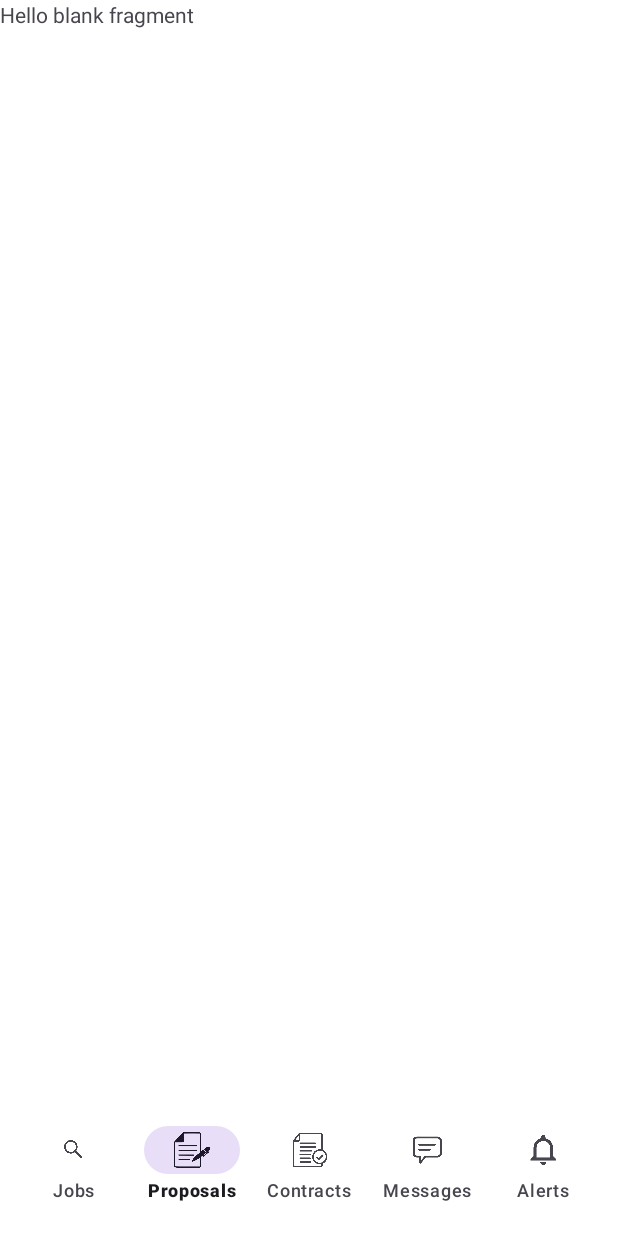
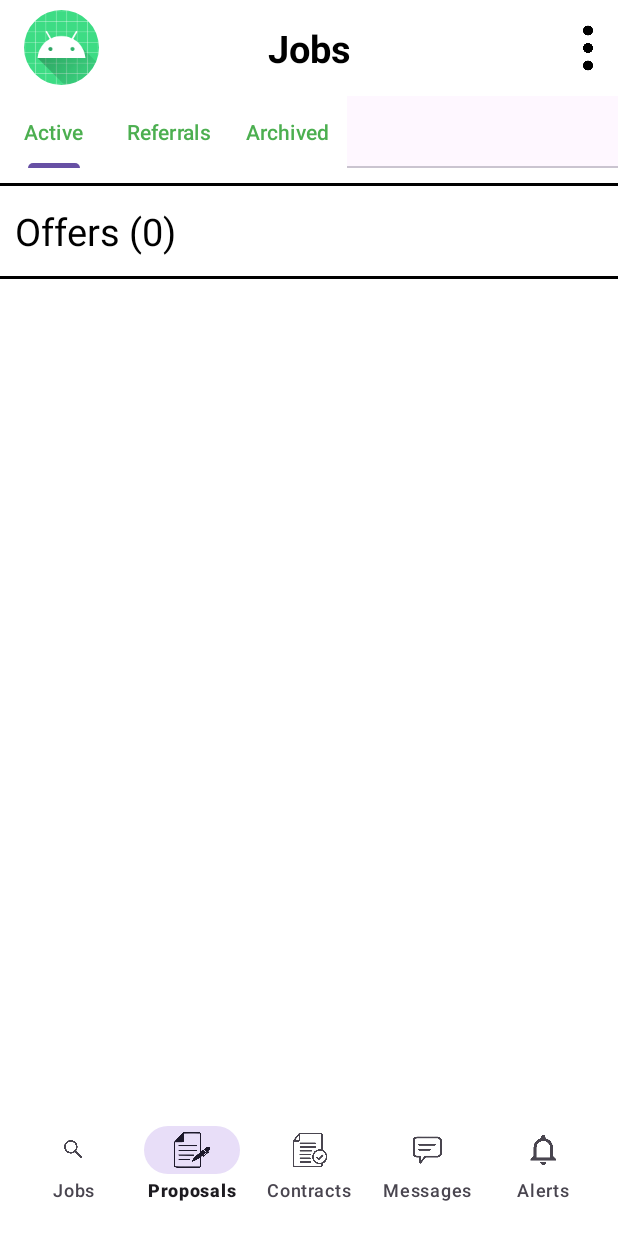
Before and after one commit to behzod234963/UpworkClone, an Android app: the Proposals screen opened through its navigation route, on a phone screen of 412 x 824 dp. Run offline under Robolectric (Android 15) with nearby library versions, the phone set to English and light mode, and no system bars; our stand-ins replace navigation-ui.

```diff
--- a/app/src/main/java/com/example/linkedin/UI/Activities/MainActivity.kt
+++ b/app/src/main/java/com/example/linkedin/UI/Activities/MainActivity.kt
@@ -2,6 +2,7 @@ package com.example.linkedin.UI.Activities
 
 import androidx.appcompat.app.AppCompatActivity
 import android.os.Bundle
+import android.widget.TextView
 import androidx.navigation.fragment.NavHostFragment
 import androidx.navigation.ui.setupWithNavController
 import com.example.linkedin.R
@@ -22,6 +23,7 @@ class MainActivity : AppCompatActivity() {
         val navController=navHost.navController
         val bnvBNV:BottomNavigationView=findViewById(R.id.bnvBottomNavigation)
         bnvBNV.setupWithNavController(navController)
+        val tvTitle:TextView=findViewById(R.id.title_main)
 
     }
 }
--- /dev/null
+++ b/app/src/main/java/com/example/linkedin/UI/Adapter/ActiveAdapter.kt
@@ -0,0 +1,40 @@
+package com.example.linkedin.UI.Adapter
+
+import android.content.Context
+import android.view.LayoutInflater
+import android.view.View
+import android.view.ViewGroup
+import android.widget.TextView
+import androidx.recyclerview.widget.RecyclerView
+import com.example.linkedin.R
+import com.example.linkedin.UI.Model.ActiveModel
+
+class ActiveAdapter(val list: ArrayList<ActiveModel>, requireContext: Context):RecyclerView.Adapter<ActiveAdapter.ActiveViewHolder>() {
+
+    class ActiveViewHolder(view: View):RecyclerView.ViewHolder(view){
+
+        val tvText:TextView=view.findViewById(R.id.tvText_active)
+
+    }
+
+    override fun onCreateViewHolder(parent: ViewGroup, viewType: Int): ActiveViewHolder {
+
+        return ActiveViewHolder(LayoutInflater.from(parent.context).inflate(R.layout.item_active,parent,false))
+
+    }
+
+    override fun getItemCount(): Int {
+
+        return list.size
+
+    }
+
+    override fun onBindViewHolder(holder: ActiveViewHolder, position: Int) {
+
+        val l=list[position]
+
+        holder.tvText.text=l.text
+
+    }
+
+}
--- /dev/null
+++ b/app/src/main/java/com/example/linkedin/UI/Adapter/ViewPagerAdapter.kt
@@ -0,0 +1,26 @@
+package com.example.linkedin.UI.Adapter
+
+import androidx.fragment.app.Fragment
+import androidx.fragment.app.FragmentManager
+import androidx.fragment.app.FragmentPagerAdapter
+
+class ViewPagerAdapter(private val frlist:ArrayList<Fragment>, private val title:ArrayList<String>, fr:FragmentManager):FragmentPagerAdapter(fr) {
+    override fun getCount(): Int {
+
+        return frlist.size
+
+    }
+
+    override fun getItem(position: Int): Fragment {
+
+        return frlist[position]
+
+    }
+
+    override fun getPageTitle(position: Int): CharSequence? {
+
+        return title[position]
+
+    }
+
+}
--- /dev/null
+++ b/app/src/main/java/com/example/linkedin/UI/Fragments/ActiveProposals.kt
@@ -0,0 +1,52 @@
+package com.example.linkedin.UI.Fragments
+
+import android.os.Bundle
+import androidx.fragment.app.Fragment
+import android.view.LayoutInflater
+import android.view.View
+import android.view.ViewGroup
+import androidx.recyclerview.widget.LinearLayoutManager
+import androidx.recyclerview.widget.RecyclerView
+import com.example.linkedin.R
+import com.example.linkedin.UI.Adapter.ActiveAdapter
+import com.example.linkedin.UI.Model.ActiveModel
+
+class ActiveProposals : Fragment() {
+
+    private lateinit var list:ArrayList<ActiveModel>
+
+    override fun onCreateView(
+        inflater: LayoutInflater, container: ViewGroup?,
+        savedInstanceState: Bundle?
+    ): View? {
+        // Inflate the layout for this fragment
+        return inflater.inflate(R.layout.fragment_active_proposals, container, false)
+    }
+
+    override fun onViewCreated(view: View, savedInstanceState: Bundle?) {
+
+        initView(view)
+
+    }
+
+    private fun initView(view: View) {
+
+        loadList()
+        val rvActice:RecyclerView=view.findViewById(R.id.rvActive)
+        rvActice.adapter=ActiveAdapter(list,requireContext())
+        rvActice.layoutManager=LinearLayoutManager(requireContext(),LinearLayoutManager.VERTICAL,false)
+
+    }
+
+    private fun loadList() {
+
+        list=ArrayList()
+
+        list.add(ActiveModel("Offers (0)"))
+        list.add(ActiveModel("Invitations to interview (0)"))
+        list.add(ActiveModel("Active proposals (0)"))
+        list.add(ActiveModel("Submitted proposals (0)"))
+
+    }
+
+}
--- a/app/src/main/java/com/example/linkedin/UI/Fragments/Proposals.kt
+++ b/app/src/main/java/com/example/linkedin/UI/Fragments/Proposals.kt
@@ -5,56 +5,50 @@ import androidx.fragment.app.Fragment
 import android.view.LayoutInflater
 import android.view.View
 import android.view.ViewGroup
+import androidx.viewpager.widget.ViewPager
 import com.example.linkedin.R
+import com.example.linkedin.UI.Adapter.ViewPagerAdapter
+import com.google.android.material.tabs.TabLayout
 
-// TODO: Rename parameter arguments, choose names that match
-// the fragment initialization parameters, e.g. ARG_ITEM_NUMBER
-private const val ARG_PARAM1 = "param1"
-private const val ARG_PARAM2 = "param2"
+class Proposals : Fragment() {
 
-/**
- * A simple [Fragment] subclass.
- * Use the [Proposals.newInstance] factory method to
- * create an instance of this fragment.
- */
-class Proposals : Fragment() {
-    // TODO: Rename and change types of parameters
-    private var param1: String? = null
-    private var param2: String? = null
-
-    override fun onCreate(savedInstanceState: Bundle?) {
-        super.onCreate(savedInstanceState)
-        arguments?.let {
-            param1 = it.getString(ARG_PARAM1)
-            param2 = it.getString(ARG_PARAM2)
-        }
-    }
-
-    override fun onCreateView(
-        inflater: LayoutInflater, container: ViewGroup?,
-        savedInstanceState: Bundle?
-    ): View? {
+    lateinit var vplist:ArrayList<Fragment>
+    lateinit var titlelist:ArrayList<String>
+    private lateinit var vpAdapter:ViewPagerAdapter
+    override fun onCreateView(inflater: LayoutInflater, container: ViewGroup?, savedInstanceState: Bundle?): View? {
         // Inflate the layout for this fragment
         return inflater.inflate(R.layout.fragment_proposals, container, false)
     }
 
-    companion object {
-        /**
-         * Use this factory method to create a new instance of
-         * this fragment using the provided parameters.
-         *
-         * @param param1 Parameter 1.
-         * @param param2 Parameter 2.
-         * @return A new instance of fragment Proposals.
-         */
-        // TODO: Rename and change types and number of parameters
-        @JvmStatic
-        fun newInstance(param1: String, param2: String) =
-            Proposals().apply {
-                arguments = Bundle().apply {
-                    putString(ARG_PARAM1, param1)
-                    putString(ARG_PARAM2, param2)
-                }
-            }
+    override fun onViewCreated(view: View, savedInstanceState: Bundle?) {
+
+        initView(view)
+
     }
+
+    private fun initView(view: View) {
+
+       loadlist()
+
+        val vpViewPager: ViewPager? = view.findViewById(R.id.vpViewPager)
+        val tlTab: TabLayout? = view.findViewById(R.id.tlTab)
+        tlTab?.setupWithViewPager(vpViewPager)
+        vpAdapter= fragmentManager?.let { ViewPagerAdapter(vplist,titlelist, it) }!!
+        vpViewPager?.adapter=vpAdapter
+
+    }
+
+    private fun loadlist() {
+        vplist= ArrayList()
+        titlelist= ArrayList()
+
+        titlelist.add("Active")
+        vplist.add(ActiveProposals())
+        titlelist.add("Referrals")
+        vplist.add(ReferralsProposals())
+        titlelist.add("Archived")
+        vplist.add(ArchivedProposals())
+
+    }
+
 }
--- /dev/null
+++ b/app/src/main/java/com/example/linkedin/UI/Fragments/ReferralsProposals.kt
@@ -0,0 +1,60 @@
+package com.example.linkedin.UI.Fragments
+
+import android.os.Bundle
+import androidx.fragment.app.Fragment
+import android.view.LayoutInflater
+import android.view.View
+import android.view.ViewGroup
+import com.example.linkedin.R
+
+// TODO: Rename parameter arguments, choose names that match
+// the fragment initialization parameters, e.g. ARG_ITEM_NUMBER
+private const val ARG_PARAM1 = "param1"
+private const val ARG_PARAM2 = "param2"
+
+/**
+ * A simple [Fragment] subclass.
+ * Use the [ReferralsProposals.newInstance] factory method to
+ * create an instance of this fragment.
+ */
+class ReferralsProposals : Fragment() {
+    // TODO: Rename and change types of parameters
+    private var param1: String? = null
+    private var param2: String? = null
+
+    override fun onCreate(savedInstanceState: Bundle?) {
+        super.onCreate(savedInstanceState)
+        arguments?.let {
+            param1 = it.getString(ARG_PARAM1)
+            param2 = it.getString(ARG_PARAM2)
+        }
+    }
+
+    override fun onCreateView(
+        inflater: LayoutInflater, container: ViewGroup?,
+        savedInstanceState: Bundle?
+    ): View? {
+        // Inflate the layout for this fragment
+        return inflater.inflate(R.layout.fragment_referrals_proposals, container, false)
+    }
+
+    companion object {
+        /**
+         * Use this factory method to create a new instance of
+         * this fragment using the provided parameters.
+         *
+         * @param param1 Parameter 1.
+         * @param param2 Parameter 2.
+         * @return A new instance of fragment ReferralsProposals.
+         */
+        // TODO: Rename and change types and number of parameters
+        @JvmStatic
+        fun newInstance(param1: String, param2: String) =
+            ReferralsProposals().apply {
+                arguments = Bundle().apply {
+                    putString(ARG_PARAM1, param1)
+                    putString(ARG_PARAM2, param2)
+                }
+            }
+    }
+}
--- /dev/null
+++ b/app/src/main/java/com/example/linkedin/UI/Model/ActiveModel.kt
@@ -0,0 +1,3 @@
+package com.example.linkedin.UI.Model
+
+data class ActiveModel(val text:String)
--- /dev/null
+++ b/app/src/main/java/com/example/linkedin/UI/Model/ArchivedModel.kt
@@ -0,0 +1,3 @@
+package com.example.linkedin.UI.Model
+
+data class ArchivedModel(val text:String)
--- a/app/src/main/res/layout/activity_main.xml
+++ b/app/src/main/res/layout/activity_main.xml
@@ -8,6 +8,38 @@
     android:orientation="vertical"
     android:gravity="bottom"
     android:background="@color/white">
+    <com.google.android.material.appbar.AppBarLayout
+        android:layout_width="match_parent"
+        android:layout_height="wrap_content">
+        <androidx.appcompat.widget.Toolbar
+            android:layout_width="match_parent"
+            android:background="@color/white"
+            app:layout_scrollFlags="scroll|enterAlways"
+            android:layout_height="?attr/actionBarSize">
+            <com.google.android.material.imageview.ShapeableImageView
+                android:layout_width="50dp"
+                android:layout_height="50dp"
+                android:layout_marginTop="5dp"
+                android:scaleType="centerCrop"
+                android:adjustViewBounds="true"
+                android:src="@mipmap/ic_launcher"
+                app:shapeAppearanceOverlay="@style/circle"/>
+            <TextView
+                android:id="@+id/title_main"
+                android:layout_width="wrap_content"
+                android:layout_height="wrap_content"
+                android:textSize="25sp"
+                android:textColor="@color/black"
+                android:layout_gravity="center"
+                android:text="Jobs"
+                android:textStyle="bold"/>
+            <ImageView
+                android:layout_width="40dp"
+                android:layout_height="40dp"
+                android:layout_gravity="end"
+                android:src="@drawable/pic_more_main"/>
+        </androidx.appcompat.widget.Toolbar>
+    </com.google.android.material.appbar.AppBarLayout>
     <androidx.fragment.app.FragmentContainerView
         android:id="@+id/frJobsFragment"
         android:layout_width="match_parent"
--- /dev/null
+++ b/app/src/main/res/layout/fragment_active_proposals.xml
@@ -0,0 +1,11 @@
+<?xml version="1.0" encoding="utf-8"?>
+<LinearLayout xmlns:android="http://schemas.android.com/apk/res/android"
+    xmlns:tools="http://schemas.android.com/tools"
+    android:layout_width="match_parent"
+    android:layout_height="match_parent"
+    tools:context=".UI.Fragments.ActiveProposals">
+    <androidx.recyclerview.widget.RecyclerView
+        android:id="@+id/rvActive"
+        android:layout_width="match_parent"
+        android:layout_height="wrap_content"/>
+</LinearLayout>
--- a/app/src/main/res/layout/fragment_proposals.xml
+++ b/app/src/main/res/layout/fragment_proposals.xml
@@ -1,14 +1,24 @@
 <?xml version="1.0" encoding="utf-8"?>
-<FrameLayout xmlns:android="http://schemas.android.com/apk/res/android"
+<LinearLayout xmlns:android="http://schemas.android.com/apk/res/android"
     xmlns:tools="http://schemas.android.com/tools"
     android:layout_width="match_parent"
     android:layout_height="match_parent"
-    tools:context=".UI.Fragments.Proposals">
-
-    <!-- TODO: Update blank fragment layout -->
-    <TextView
+    xmlns:app="http://schemas.android.com/apk/res-auto"
+    tools:context=".UI.Fragments.Proposals"
+    android:orientation="vertical">
+   <com.google.android.material.appbar.AppBarLayout
+       android:layout_width="match_parent"
+       android:layout_height="wrap_content">
+       <com.google.android.material.tabs.TabLayout
+           android:id="@+id/tlTab"
+           android:layout_width="match_parent"
+           android:layout_height="wrap_content"
+           app:tabMode="scrollable"
+           app:tabTextColor="#4CAF50"
+           app:tabBackground="@color/white"/>
+   </com.google.android.material.appbar.AppBarLayout>
+    <androidx.viewpager.widget.ViewPager
+        android:id="@+id/vpViewPager"
         android:layout_width="match_parent"
-        android:layout_height="match_parent"
-        android:text="@string/hello_blank_fragment" />
-
-</FrameLayout>
+        android:layout_height="match_parent"/>
+</LinearLayout>
--- /dev/null
+++ b/app/src/main/res/layout/item_active.xml
@@ -0,0 +1,25 @@
+<?xml version="1.0" encoding="utf-8"?>
+<LinearLayout xmlns:android="http://schemas.android.com/apk/res/android"
+    android:layout_width="match_parent"
+    android:layout_height="match_parent"
+    android:orientation="vertical"
+    android:background="@color/white">
+    <View
+        android:layout_marginTop="10dp"
+        android:layout_width="match_parent"
+        android:layout_height="2dp"
+        android:background="@color/black"/>
+    <TextView
+        android:id="@+id/tvText_active"
+        android:layout_marginStart="10dp"
+        android:layout_width="match_parent"
+        android:layout_height="60dp"
+        android:text="Offers"
+        android:textColor="@color/black"
+        android:textSize="25sp"
+        android:gravity="center_vertical"/>
+    <View
+        android:layout_width="match_parent"
+        android:layout_height="2dp"
+        android:background="@color/black"/>
+</LinearLayout>
--- a/app/src/main/res/values/themes.xml
+++ b/app/src/main/res/values/themes.xml
@@ -6,4 +6,7 @@
     </style>
 
     <style name="Theme.Linkedin" parent="Base.Theme.Linkedin" />
+    <style name="circle">
+        <item name="cornerSize">50%</item>
+    </style>
 </resources>
```
Also changed, not shown: app/src/main/java/com/example/linkedin/UI/Adapter/ArchivedProposals.kt (added, +38 -0 lines), app/src/main/java/com/example/linkedin/UI/Fragments/ArchivedProposals.kt (added, +50 -0 lines), app/src/main/res/layout/fragment_archived_proposals.xml (added, +13 -0 lines), app/src/main/res/layout/fragment_referrals_proposals.xml (added, +13 -0 lines), app/src/main/res/layout/item_archive.xml (added, +25 -0 lines), app/src/main/res/drawable/pic_referrals.png (added).
